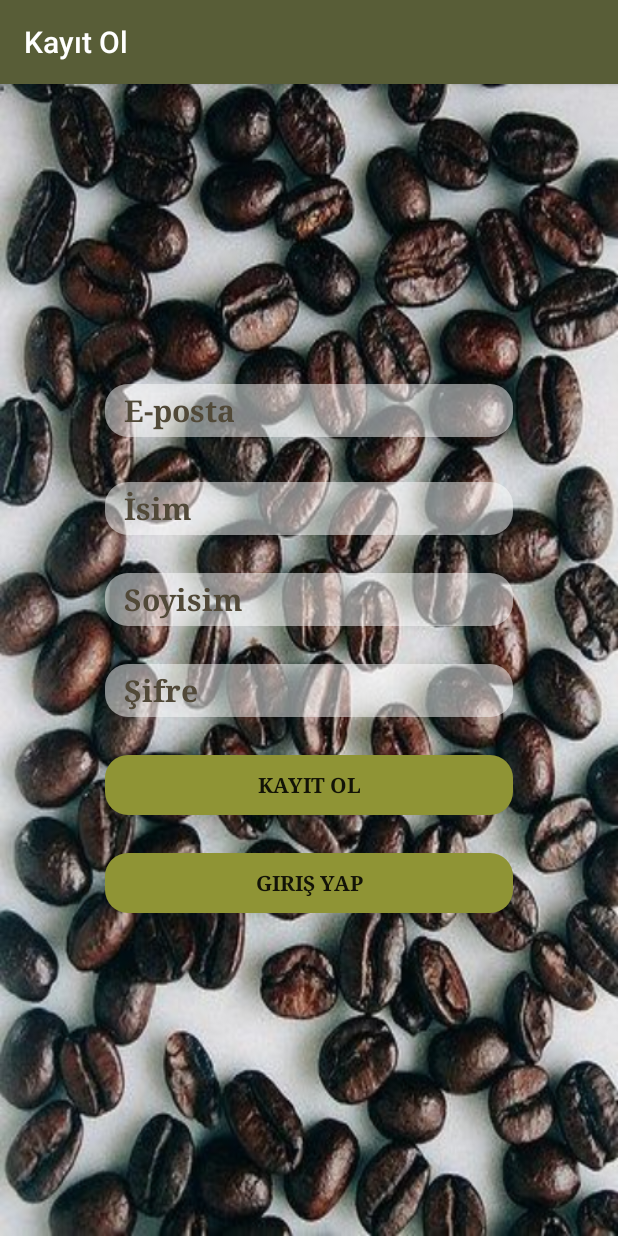
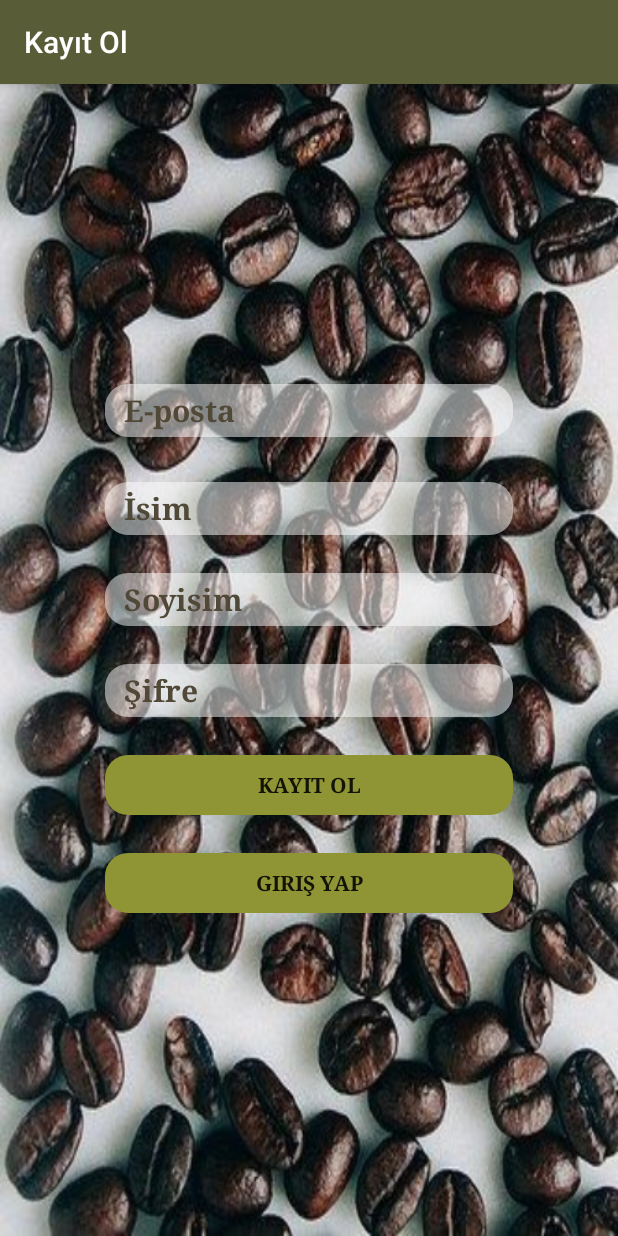
Before and after one commit to BeaconCafe/Tasarim, an Android app: the screen it shows after launch (KayitOl), after a tap on "Üye Ol", on a phone screen of 412 x 824 dp. Run offline under Robolectric (Android 15) with nearby library versions, the phone set to English and light mode, and no system bars; our stand-ins replace Firebase (no records; nobody signed in at launch, a user with empty details on screens opened directly).

Commit message:
Giriş ve kayıt ol sayfası için soft input mode ayarlandı.

```diff
--- a/app/src/main/AndroidManifest.xml
+++ b/app/src/main/AndroidManifest.xml
@@ -26,7 +26,7 @@
         android:theme="@style/AppTheme">
         <activity
             android:name=".Giris"
-
+            android:windowSoftInputMode="adjustResize|stateAlwaysHidden"
             >
             <intent-filter>
                 <action android:name="android.intent.action.MAIN" />
--- a/app/src/main/java/com/tasarim/tasarim/Giris.java
+++ b/app/src/main/java/com/tasarim/tasarim/Giris.java
@@ -39,6 +39,8 @@ public class Giris extends AppCompatActivity {
     protected void onCreate(Bundle savedInstanceState) {
         super.onCreate(savedInstanceState);
         setContentView(R.layout.activity_giris);
+
+        getWindow().setBackgroundDrawableResource(R.drawable.kahvegiris) ;
 
         this.setTitle("Giriş Yap");
         kayitOl=(TextView) findViewById(R.id.kayitOlSayfasi);
@@ -93,8 +95,8 @@ public class Giris extends AppCompatActivity {
             }
         });
 
+
     }
-
 
 
     public void klavyekapat(View v) {
--- a/app/src/main/java/com/tasarim/tasarim/KayitOl.java
+++ b/app/src/main/java/com/tasarim/tasarim/KayitOl.java
@@ -35,6 +35,7 @@ public class KayitOl extends AppCompatActivity {
         super.onCreate(savedInstanceState);
         setContentView(R.layout.activity_kayit_ol);
 
+        getWindow().setBackgroundDrawableResource(R.drawable.kayitsayfasi) ;
         this.setTitle("Kayıt Ol");
         edt_mail=(EditText)findViewById(R.id.email);
         edt_sifre=(EditText)findViewById(R.id.sifre);
--- a/app/src/main/res/layout/activity_giris.xml
+++ b/app/src/main/res/layout/activity_giris.xml
@@ -4,7 +4,6 @@
         xmlns:tools="http://schemas.android.com/tools"
         android:layout_width="match_parent"
         android:layout_height="match_parent"
-        android:background="@drawable/kahvegiris"
         android:orientation="vertical"
     android:onClick="klavyekapat"
 
@@ -33,7 +32,6 @@
             android:layout_marginLeft="50dp"
             android:layout_marginRight="50dp"
             android:focusable="true"
-
             android:inputType="textEmailAddress"
             android:background="@drawable/background"
             android:backgroundTint="#80ffffff"
--- a/app/src/main/res/layout/activity_kayit_ol.xml
+++ b/app/src/main/res/layout/activity_kayit_ol.xml
@@ -9,7 +9,7 @@
     android:isScrollContainer="true"
     android:descendantFocusability="beforeDescendants"
     tools:context="com.tasarim.tasarim.KayitOl"
-    android:background="@drawable/kayitsayfasi"
+
     android:gravity="center"
     >
     <ScrollView
```
Also changed, not shown: app/src/main/res/drawable/kahvegiris.jpg.
